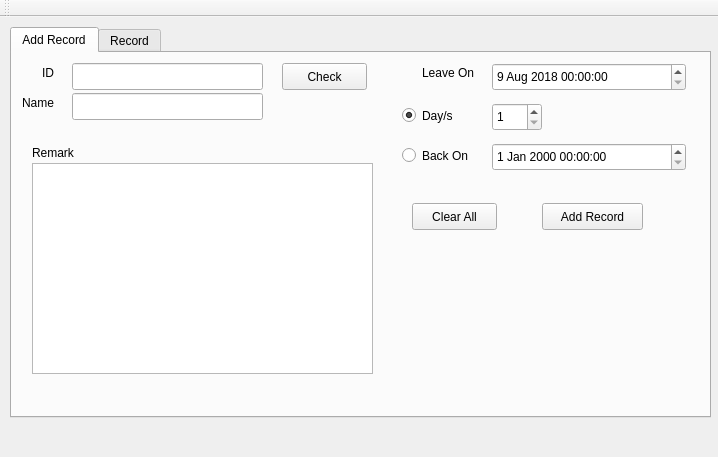
Qt form mainwindow.ui (Weemy96/slms) before a commit.
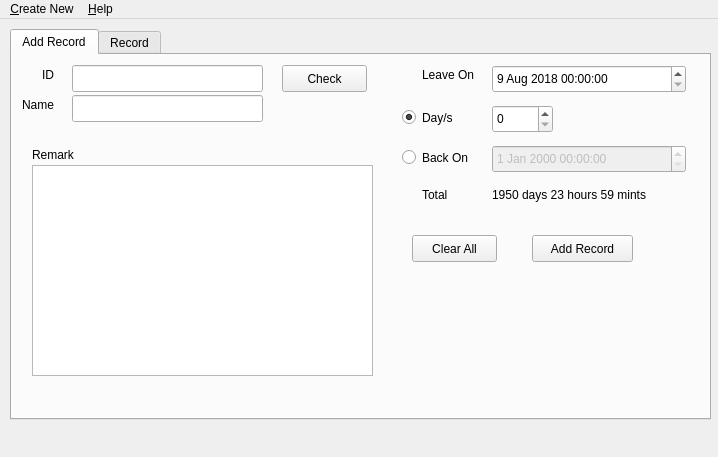
The same form after that commit.

What changed in the file:
```diff
--- a/mainwindow.ui
+++ b/mainwindow.ui
@@ -51,15 +51,18 @@
        <rect>
         <x>480</x>
         <y>50</y>
-        <width>50</width>
+        <width>61</width>
         <height>28</height>
        </rect>
       </property>
       <property name="minimum">
-       <number>1</number>
+       <number>0</number>
       </property>
       <property name="maximum">
-       <number>999</number>
+       <number>1095</number>
+      </property>
+      <property name="value">
+       <number>0</number>
       </property>
      </widget>
      <widget class="QLabel" name="label_3">
@@ -129,6 +132,9 @@
       </property>
      </widget>
      <widget class="QPlainTextEdit" name="txt_remark">
+      <property name="enabled">
+       <bool>true</bool>
+      </property>
       <property name="geometry">
        <rect>
         <x>20</x>
@@ -155,7 +161,7 @@
       <property name="geometry">
        <rect>
         <x>400</x>
-        <y>150</y>
+        <y>180</y>
         <width>85</width>
         <height>27</height>
        </rect>
@@ -165,10 +171,13 @@
       </property>
      </widget>
      <widget class="QPushButton" name="btn_addrecord">
+      <property name="enabled">
+       <bool>true</bool>
+      </property>
       <property name="geometry">
        <rect>
-        <x>530</x>
-        <y>150</y>
+        <x>520</x>
+        <y>180</y>
         <width>101</width>
         <height>27</height>
        </rect>
@@ -220,6 +229,9 @@
       </property>
      </widget>
      <widget class="QDateTimeEdit" name="txt_return_back_date_time">
+      <property name="enabled">
+       <bool>false</bool>
+      </property>
       <property name="geometry">
        <rect>
         <x>480</x>
@@ -229,6 +241,32 @@
        </rect>
       </property>
      </widget>
+     <widget class="QLabel" name="label_4">
+      <property name="geometry">
+       <rect>
+        <x>410</x>
+        <y>130</y>
+        <width>63</width>
+        <height>19</height>
+       </rect>
+      </property>
+      <property name="text">
+       <string>Total</string>
+      </property>
+     </widget>
+     <widget class="QLabel" name="lbl_total">
+      <property name="geometry">
+       <rect>
+        <x>480</x>
+        <y>130</y>
+        <width>201</width>
+        <height>19</height>
+       </rect>
+      </property>
+      <property name="text">
+       <string>1950 days 23 hours 59 mints</string>
+      </property>
+     </widget>
     </widget>
     <widget class="QWidget" name="tab_2">
      <attribute name="title">
@@ -301,15 +339,43 @@
      <height>24</height>
     </rect>
    </property>
+   <widget class="QMenu" name="menuCe">
+    <property name="title">
+     <string>&amp;Create New</string>
+    </property>
+    <addaction name="actionCre"/>
+   </widget>
+   <widget class="QMenu" name="menuAbout">
+    <property name="title">
+     <string>&amp;Help</string>
+    </property>
+    <addaction name="actionHow_to_use"/>
+    <addaction name="actionAbout_F12"/>
+   </widget>
+   <addaction name="menuCe"/>
+   <addaction name="menuAbout"/>
   </widget>
-  <widget class="QToolBar" name="mainToolBar">
-   <attribute name="toolBarArea">
-    <enum>TopToolBarArea</enum>
-   </attribute>
-   <attribute name="toolBarBreak">
-    <bool>false</bool>
-   </attribute>
-  </widget>
+  <action name="actionCre">
+   <property name="text">
+    <string>Create &amp;New Employee</string>
+   </property>
+   <property name="shortcut">
+    <string>Ctrl+N</string>
+   </property>
+  </action>
+  <action name="actionAbout_F12">
+   <property name="text">
+    <string>&amp;About</string>
+   </property>
+   <property name="shortcut">
+    <string>F12</string>
+   </property>
+  </action>
+  <action name="actionHow_to_use">
+   <property name="text">
+    <string>How to use</string>
+   </property>
+  </action>
  </widget>
  <layoutdefault spacing="6" margin="11"/>
  <resources/>
```
Left out of the diff: 4 changed lines with no effect on the pictures.
